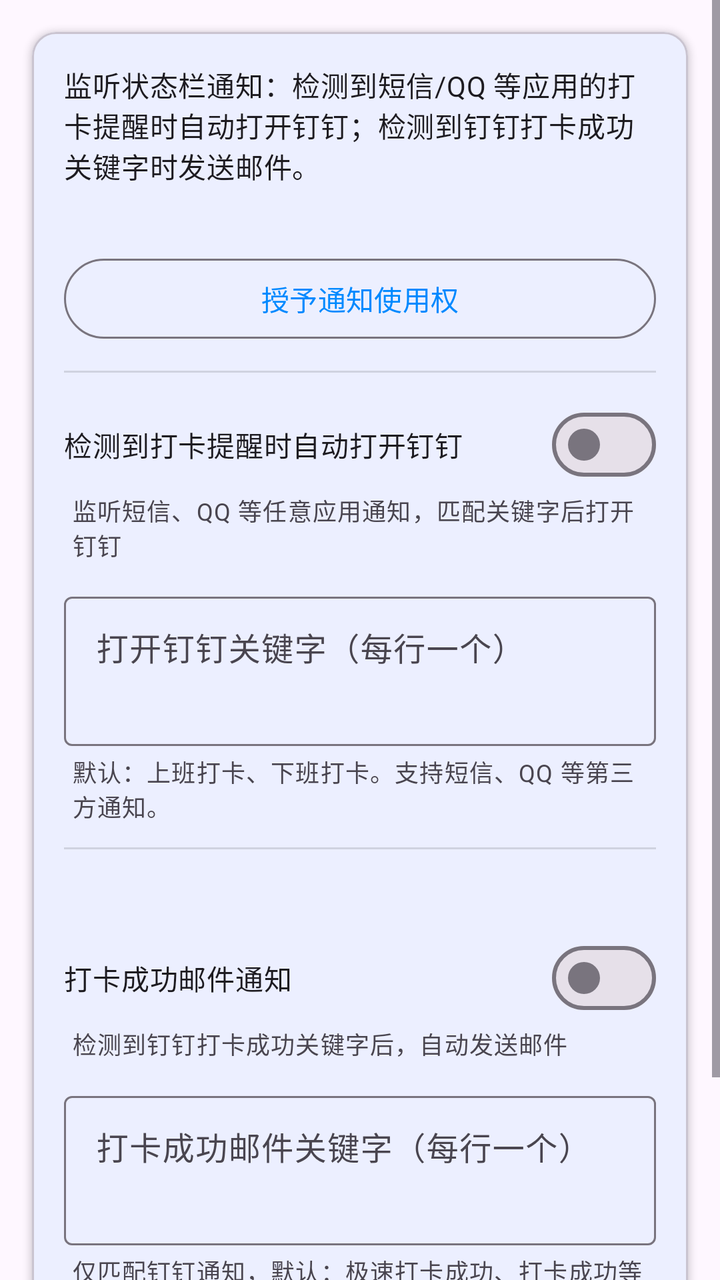
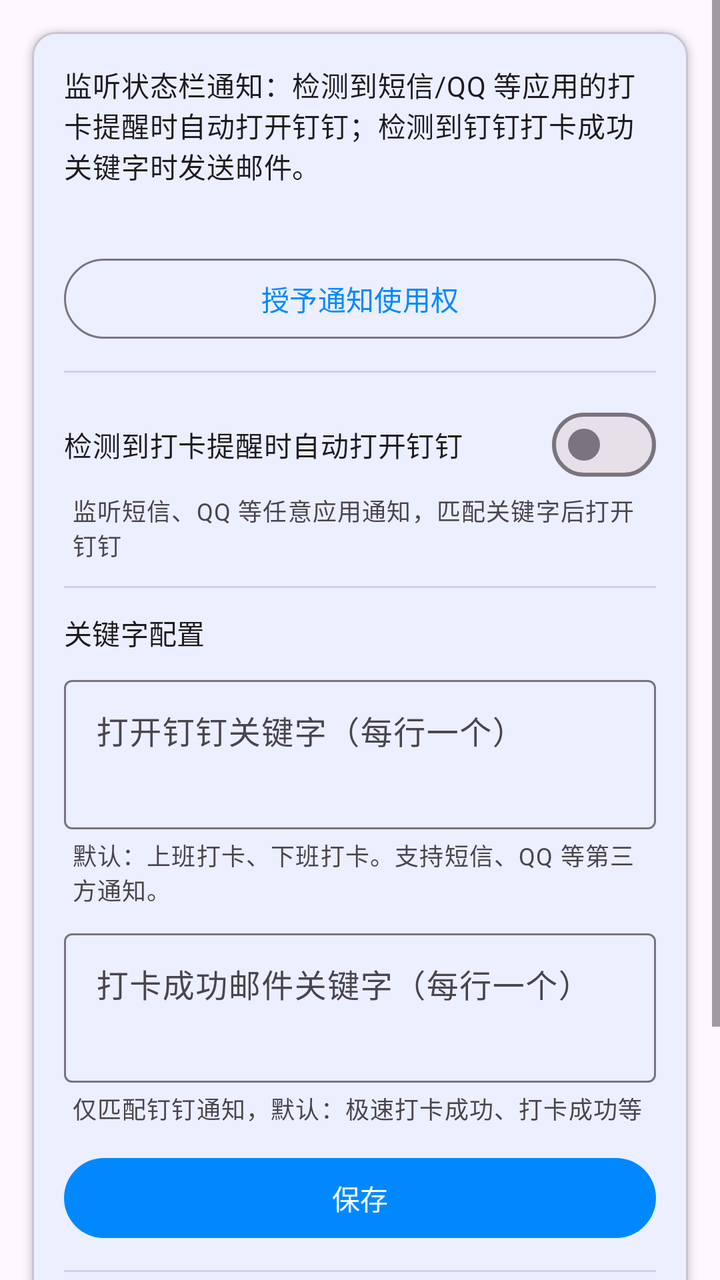

Screens rendered from an Android XML layout before and after an edit, with the pre-edit source and the edit as a unified diff.
<!-- AndroidManifest.xml: application theme Theme.DDTask -->
<!-- res/layout/fragment_notifications.xml -->
<?xml version="1.0" encoding="utf-8"?>
<ScrollView
    xmlns:android="http://schemas.android.com/apk/res/android"
    xmlns:app="http://schemas.android.com/apk/res-auto"
    android:layout_width="match_parent"
    android:layout_height="match_parent"
    android:fillViewport="true">

    <LinearLayout
        android:layout_width="match_parent"
        android:layout_height="wrap_content"
        android:orientation="vertical"
        android:paddingBottom="24dp">

        <com.google.android.material.card.MaterialCardView
            android:layout_width="match_parent"
            android:layout_height="wrap_content"
            android:layout_margin="16dp"
            app:cardElevation="2dp">

            <LinearLayout
                android:layout_width="match_parent"
                android:layout_height="wrap_content"
                android:orientation="vertical"
                android:padding="16dp">

                <TextView
                    android:layout_width="wrap_content"
                    android:layout_height="wrap_content"
                    android:text="@string/notification_desc"
                    android:textAppearance="?attr/textAppearanceBodyMedium" />

                <TextView
                    android:id="@+id/status_listener"
                    android:layout_width="wrap_content"
                    android:layout_height="wrap_content"
                    android:layout_marginTop="8dp"
                    android:textAppearance="?attr/textAppearanceBodySmall" />

                <com.google.android.material.button.MaterialButton
                    android:id="@+id/btn_grant_listener"
                    style="@style/Widget.Material3.Button.OutlinedButton"
                    android:layout_width="match_parent"
                    android:layout_height="wrap_content"
                    android:layout_marginTop="8dp"
                    android:text="@string/grant_notification_access" />

                <View
                    android:layout_width="match_parent"
                    android:layout_height="1dp"
                    android:layout_marginVertical="12dp"
                    android:background="?android:attr/listDivider" />

                <com.google.android.material.materialswitch.MaterialSwitch
                    android:id="@+id/switch_auto_open_dingtalk"
                    android:layout_width="match_parent"
                    android:layout_height="wrap_content"
                    android:text="@string/auto_open_dingtalk_enabled" />

                <TextView
                    android:layout_width="wrap_content"
                    android:layout_height="wrap_content"
                    android:layout_marginStart="4dp"
                    android:text="@string/auto_open_dingtalk_enabled_desc"
                    android:textAppearance="?attr/textAppearanceBodySmall"
                    android:textColor="?android:attr/textColorSecondary" />

                <com.google.android.material.textfield.TextInputLayout
                    android:layout_width="match_parent"
                    android:layout_height="wrap_content"
                    android:layout_marginTop="12dp"
                    android:hint="@string/trigger_keywords_hint">

                    <com.google.android.material.textfield.TextInputEditText
                        android:id="@+id/et_trigger_keywords"
                        android:layout_width="match_parent"
                        android:layout_height="wrap_content"
                        android:gravity="top"
                        android:inputType="textMultiLine"
                        android:minLines="2" />

                </com.google.android.material.textfield.TextInputLayout>

                <TextView
                    android:layout_width="wrap_content"
                    android:layout_height="wrap_content"
                    android:layout_marginStart="4dp"
                    android:layout_marginTop="4dp"
                    android:text="@string/trigger_keywords_help"
                    android:textAppearance="?attr/textAppearanceBodySmall"
                    android:textColor="?android:attr/textColorSecondary" />

                <TextView
                    android:id="@+id/tv_last_open"
                    android:layout_width="match_parent"
                    android:layout_height="wrap_content"
                    android:layout_marginTop="8dp"
                    android:textAppearance="?attr/textAppearanceBodySmall"
                    android:textColor="?android:attr/textColorSecondary"
                    android:visibility="gone" />

                <View
                    android:layout_width="match_parent"
                    android:layout_height="1dp"
                    android:layout_marginVertical="12dp"
                    android:background="?android:attr/listDivider" />

                <TextView
                    android:id="@+id/status_email_config"
                    android:layout_width="wrap_content"
                    android:layout_height="wrap_content"
                    android:textAppearance="?attr/textAppearanceBodySmall" />

                <com.google.android.material.materialswitch.MaterialSwitch
                    android:id="@+id/switch_email_notify"
                    android:layout_width="match_parent"
                    android:layout_height="wrap_content"
                    android:layout_marginTop="12dp"
                    android:text="@string/email_notify_enabled" />

                <TextView
                    android:layout_width="wrap_content"
                    android:layout_height="wrap_content"
                    android:layout_marginStart="4dp"
                    android:text="@string/email_notify_enabled_desc"
                    android:textAppearance="?attr/textAppearanceBodySmall"
                    android:textColor="?android:attr/textColorSecondary" />

                <com.google.android.material.textfield.TextInputLayout
                    android:layout_width="match_parent"
                    android:layout_height="wrap_content"
                    android:layout_marginTop="12dp"
                    android:hint="@string/success_keywords_hint">

                    <com.google.android.material.textfield.TextInputEditText
                        android:id="@+id/et_success_keywords"
                        android:layout_width="match_parent"
                        android:layout_height="wrap_content"
                        android:gravity="top"
                        android:inputType="textMultiLine"
                        android:minLines="2" />

                </com.google.android.material.textfield.TextInputLayout>

                <TextView
                    android:layout_width="wrap_content"
                    android:layout_height="wrap_content"
                    android:layout_marginStart="4dp"
                    android:layout_marginTop="4dp"
                    android:text="@string/success_keywords_help"
                    android:textAppearance="?attr/textAppearanceBodySmall"
                    android:textColor="?android:attr/textColorSecondary" />

                <com.google.android.material.button.MaterialButton
                    android:id="@+id/btn_save_notification_settings"
                    android:layout_width="match_parent"
                    android:layout_height="wrap_content"
                    android:layout_marginTop="12dp"
                    android:text="@string/save" />

                <TextView
                    android:id="@+id/tv_last_sent"
                    android:layout_width="match_parent"
                    android:layout_height="wrap_content"
                    android:layout_marginTop="12dp"
                    android:textAppearance="?attr/textAppearanceBodySmall"
                    android:textColor="?android:attr/textColorSecondary"
                    android:visibility="gone" />

            </LinearLayout>

        </com.google.android.material.card.MaterialCardView>

    </LinearLayout>

</ScrollView>
<!-- resources referenced by this layout -->
<resources>
  <string name="auto_open_dingtalk_enabled">检测到打卡提醒时自动打开钉钉</string>
  <string name="auto_open_dingtalk_enabled_desc">监听短信、QQ 等任意应用通知，匹配关键字后打开钉钉</string>
  <string name="email_notify_enabled">打卡成功邮件通知</string>
  <string name="email_notify_enabled_desc">检测到钉钉打卡成功关键字后，自动发送邮件</string>
  <string name="grant_notification_access">授予通知使用权</string>
  <string name="notification_desc">监听状态栏通知：检测到短信/QQ 等应用的打卡提醒时自动打开钉钉；检测到钉钉打卡成功关键字时发送邮件。</string>
  <string name="save">保存</string>
  <string name="success_keywords_help">仅匹配钉钉通知，默认：极速打卡成功、打卡成功等</string>
  <string name="success_keywords_hint">打卡成功邮件关键字（每行一个）</string>
  <string name="trigger_keywords_help">默认：上班打卡、下班打卡。支持短信、QQ 等第三方通知。</string>
  <string name="trigger_keywords_hint">打开钉钉关键字（每行一个）</string>
  <style name="Theme.DDTask" parent="Theme.Material3.Light.NoActionBar">
          <item name="colorPrimary">@color/primary</item>
          <item name="colorPrimaryDark">@color/primary_dark</item>
          <item name="colorSecondary">@color/secondary</item>
      </style>
  <color name="primary">#0089FF</color>
  <color name="primary_dark">#0066CC</color>
  <color name="secondary">#FF6B35</color>
</resources>

<!-- the commit's change to res/layout/fragment_notifications.xml (unified diff, before → after) -->
@@ -65,31 +65,6 @@
                     android:textAppearance="?attr/textAppearanceBodySmall"
                     android:textColor="?android:attr/textColorSecondary" />
 
-                <com.google.android.material.textfield.TextInputLayout
-                    android:layout_width="match_parent"
-                    android:layout_height="wrap_content"
-                    android:layout_marginTop="12dp"
-                    android:hint="@string/trigger_keywords_hint">
-
-                    <com.google.android.material.textfield.TextInputEditText
-                        android:id="@+id/et_trigger_keywords"
-                        android:layout_width="match_parent"
-                        android:layout_height="wrap_content"
-                        android:gravity="top"
-                        android:inputType="textMultiLine"
-                        android:minLines="2" />
-
-                </com.google.android.material.textfield.TextInputLayout>
-
-                <TextView
-                    android:layout_width="wrap_content"
-                    android:layout_height="wrap_content"
-                    android:layout_marginStart="4dp"
-                    android:layout_marginTop="4dp"
-                    android:text="@string/trigger_keywords_help"
-                    android:textAppearance="?attr/textAppearanceBodySmall"
-                    android:textColor="?android:attr/textColorSecondary" />
-
                 <TextView
                     android:id="@+id/tv_last_open"
                     android:layout_width="match_parent"
@@ -106,6 +81,106 @@
                     android:background="?android:attr/listDivider" />
 
                 <TextView
+                    android:layout_width="wrap_content"
+                    android:layout_height="wrap_content"
+                    android:text="@string/notification_keywords_title"
+                    android:textAppearance="?attr/textAppearanceTitleSmall" />
+
+                <LinearLayout
+                    android:id="@+id/layout_keywords_summary"
+                    android:layout_width="match_parent"
+                    android:layout_height="wrap_content"
+                    android:layout_marginTop="8dp"
+                    android:orientation="vertical"
+                    android:visibility="gone">
+
+                    <TextView
+                        android:id="@+id/tv_keywords_summary"
+                        android:layout_width="match_parent"
+                        android:layout_height="wrap_content"
+                        android:textAppearance="?attr/textAppearanceBodyMedium" />
+
+                    <com.google.android.material.button.MaterialButton
+                        android:id="@+id/btn_edit_keywords"
+                        style="@style/Widget.Material3.Button.TextButton"
+                        android:layout_width="wrap_content"
+                        android:layout_height="wrap_content"
+                        android:text="@string/edit_keywords_config" />
+
+                </LinearLayout>
+
+                <LinearLayout
+                    android:id="@+id/layout_keywords_form"
+                    android:layout_width="match_parent"
+                    android:layout_height="wrap_content"
+                    android:layout_marginTop="8dp"
+                    android:orientation="vertical">
+
+                    <com.google.android.material.textfield.TextInputLayout
+                        android:layout_width="match_parent"
+                        android:layout_height="wrap_content"
+                        android:hint="@string/trigger_keywords_hint">
+
+                        <com.google.android.material.textfield.TextInputEditText
+                            android:id="@+id/et_trigger_keywords"
+                            android:layout_width="match_parent"
+                            android:layout_height="wrap_content"
+                            android:gravity="top"
+                            android:inputType="textMultiLine"
+                            android:minLines="2" />
+
+                    </com.google.android.material.textfield.TextInputLayout>
+
+                    <TextView
+                        android:layout_width="wrap_content"
+                        android:layout_height="wrap_content"
+                        android:layout_marginStart="4dp"
+                        android:layout_marginTop="4dp"
+                        android:text="@string/trigger_keywords_help"
+                        android:textAppearance="?attr/textAppearanceBodySmall"
+                        android:textColor="?android:attr/textColorSecondary" />
+
+                    <com.google.android.material.textfield.TextInputLayout
+                        android:layout_width="match_parent"
+                        android:layout_height="wrap_content"
+                        android:layout_marginTop="8dp"
+                        android:hint="@string/success_keywords_hint">
+
+                        <com.google.android.material.textfield.TextInputEditText
+                            android:id="@+id/et_success_keywords"
+                            android:layout_width="match_parent"
+                            android:layout_height="wrap_content"
+                            android:gravity="top"
+                            android:inputType="textMultiLine"
+                            android:minLines="2" />
+
+                    </com.google.android.material.textfield.TextInputLayout>
+
+                    <TextView
+                        android:layout_width="wrap_content"
+                        android:layout_height="wrap_content"
+                        android:layout_marginStart="4dp"
+                        android:layout_marginTop="4dp"
+                        android:text="@string/success_keywords_help"
+                        android:textAppearance="?attr/textAppearanceBodySmall"
+                        android:textColor="?android:attr/textColorSecondary" />
+
+                    <com.google.android.material.button.MaterialButton
+                        android:id="@+id/btn_save_notification_settings"
+                        android:layout_width="match_parent"
+                        android:layout_height="wrap_content"
+                        android:layout_marginTop="12dp"
+                        android:text="@string/save" />
+
+                </LinearLayout>
+
+                <View
+                    android:layout_width="match_parent"
+                    android:layout_height="1dp"
+                    android:layout_marginVertical="12dp"
+                    android:background="?android:attr/listDivider" />
+
+                <TextView
                     android:id="@+id/status_email_config"
                     android:layout_width="wrap_content"
                     android:layout_height="wrap_content"
@@ -126,38 +201,6 @@
                     android:textAppearance="?attr/textAppearanceBodySmall"
                     android:textColor="?android:attr/textColorSecondary" />
 
-                <com.google.android.material.textfield.TextInputLayout
-                    android:layout_width="match_parent"
-                    android:layout_height="wrap_content"
-                    android:layout_marginTop="12dp"
-                    android:hint="@string/success_keywords_hint">
-
-                    <com.google.android.material.textfield.TextInputEditText
-                        android:id="@+id/et_success_keywords"
-                        android:layout_width="match_parent"
-                        android:layout_height="wrap_content"
-                        android:gravity="top"
-                        android:inputType="textMultiLine"
-                        android:minLines="2" />
-
-                </com.google.android.material.textfield.TextInputLayout>
-
-                <TextView
-                    android:layout_width="wrap_content"
-                    android:layout_height="wrap_content"
-                    android:layout_marginStart="4dp"
-                    android:layout_marginTop="4dp"
-                    android:text="@string/success_keywords_help"
-                    android:textAppearance="?attr/textAppearanceBodySmall"
-                    android:textColor="?android:attr/textColorSecondary" />
-
-                <com.google.android.material.button.MaterialButton
-                    android:id="@+id/btn_save_notification_settings"
-                    android:layout_width="match_parent"
-                    android:layout_height="wrap_content"
-                    android:layout_marginTop="12dp"
-                    android:text="@string/save" />
-
                 <TextView
                     android:id="@+id/tv_last_sent"
                     android:layout_width="match_parent"
<!-- resource entries referenced after the edit -->
@@ -2,10 +2,12 @@
 <resources>
   <string name="auto_open_dingtalk_enabled">检测到打卡提醒时自动打开钉钉</string>
   <string name="auto_open_dingtalk_enabled_desc">监听短信、QQ 等任意应用通知，匹配关键字后打开钉钉</string>
+  <string name="edit_keywords_config">修改配置</string>
   <string name="email_notify_enabled">打卡成功邮件通知</string>
   <string name="email_notify_enabled_desc">检测到钉钉打卡成功关键字后，自动发送邮件</string>
   <string name="grant_notification_access">授予通知使用权</string>
   <string name="notification_desc">监听状态栏通知：检测到短信/QQ 等应用的打卡提醒时自动打开钉钉；检测到钉钉打卡成功关键字时发送邮件。</string>
+  <string name="notification_keywords_title">关键字配置</string>
   <string name="save">保存</string>
   <string name="success_keywords_help">仅匹配钉钉通知，默认：极速打卡成功、打卡成功等</string>
   <string name="success_keywords_hint">打卡成功邮件关键字（每行一个）</string>
